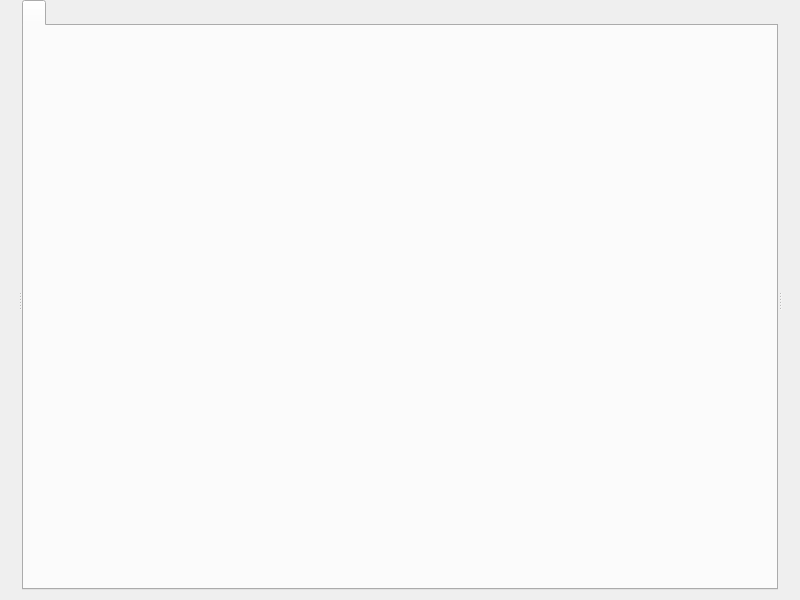
diegoiast/qmdilib, file demos/plugin-demo/pluginwindow.ui: the form before one commit.
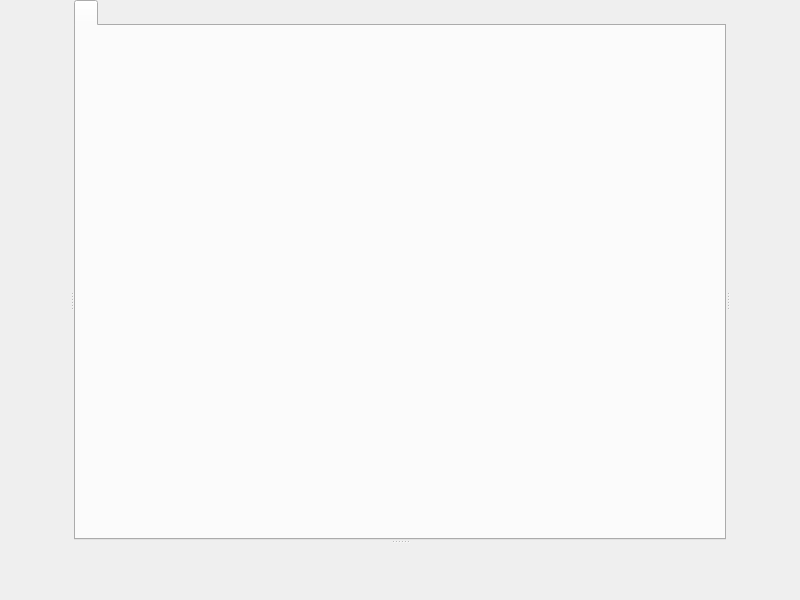
The form after the commit. Custom widgets are drawn as their Qt base class.

Commit message:
PluginManager: improove UI
1) Lower panel has a splitter
2) Shading works on all panels

```diff
--- a/demos/plugin-demo/pluginwindow.ui
+++ b/demos/plugin-demo/pluginwindow.ui
@@ -32,9 +32,6 @@
     </property>
     <item>
      <widget class="QSplitter" name="splitter">
-      <property name="frameShape">
-       <enum>QFrame::NoFrame</enum>
-      </property>
       <property name="orientation">
        <enum>Qt::Horizontal</enum>
       </property>
@@ -49,9 +46,10 @@
         <bool>true</bool>
        </property>
       </widget>
-      <widget class="QWidget" name="layoutWidget">
-       <layout class="QVBoxLayout" name="centralLayout">
-        <item>
+      <widget class="QSplitter" name="splitter_middle">
+       <property name="orientation">
+        <enum>Qt::Vertical</enum>
+       </property>
          <widget class="qmdiTabWidget" name="mdiTabWidget">
           <property name="sizePolicy">
            <sizepolicy hsizetype="Preferred" vsizetype="Minimum">
@@ -65,8 +63,6 @@
            </attribute>
           </widget>
          </widget>
-        </item>
-        <item>
          <widget class="QTabWidget" name="southPanel">
           <property name="sizePolicy">
            <sizepolicy hsizetype="Expanding" vsizetype="Maximum">
@@ -81,8 +77,6 @@
            <bool>true</bool>
           </property>
          </widget>
-        </item>
-       </layout>
       </widget>
       <widget class="QTabWidget" name="eastPanel">
        <property name="tabPosition">
```
Lines whose indentation alone changed are shown as unchanged. The commit also changes 1 other file.
